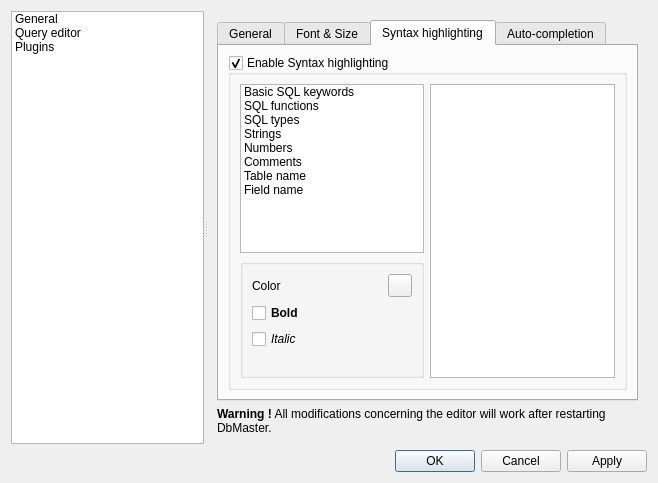
Qt form src/dialogs/configdialog.ui (FrenchDilettante/dbmaster) before a commit.
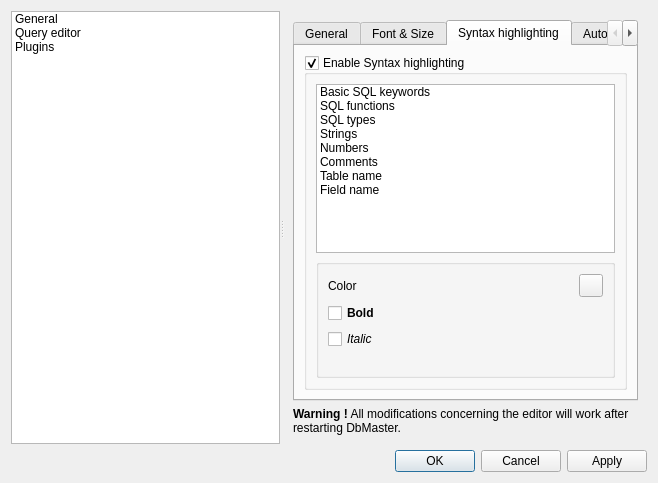
The same form after that commit. The open tabs and pages were chosen to show the change. Icons and pictures are not drawn. Custom widgets are drawn as their Qt base class.

Commit message: Code cleanup - useless feature removed

Diff of the .ui file:
```diff
--- a/src/dialogs/configdialog.ui
+++ b/src/dialogs/configdialog.ui
@@ -406,9 +406,6 @@
                  </layout>
                 </widget>
                </item>
-               <item row="0" column="1" rowspan="2">
-                <widget class="QListWidget" name="shKeywordsListWidget"/>
-               </item>
               </layout>
              </widget>
             </item>
```
The commit also changes 2 other files.
